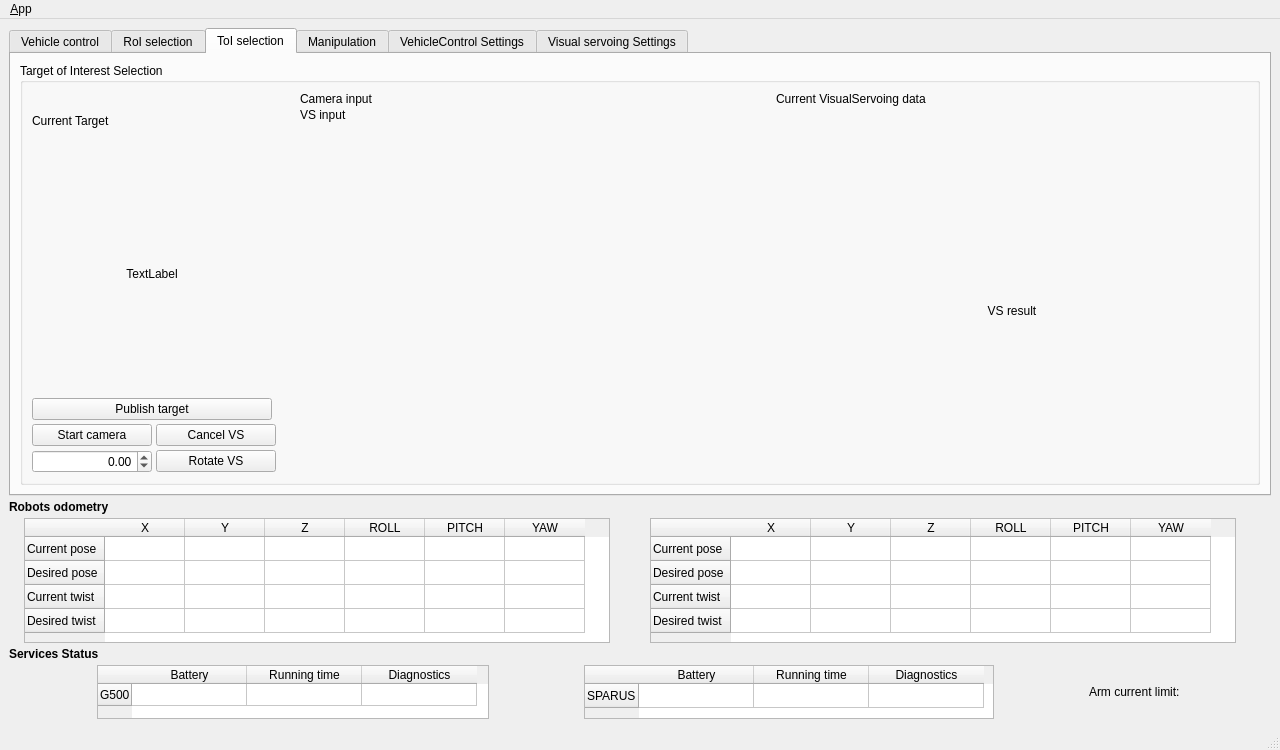
Old version of the form ui/main_window.ui in the repository jcgarsan/merbots_gui.
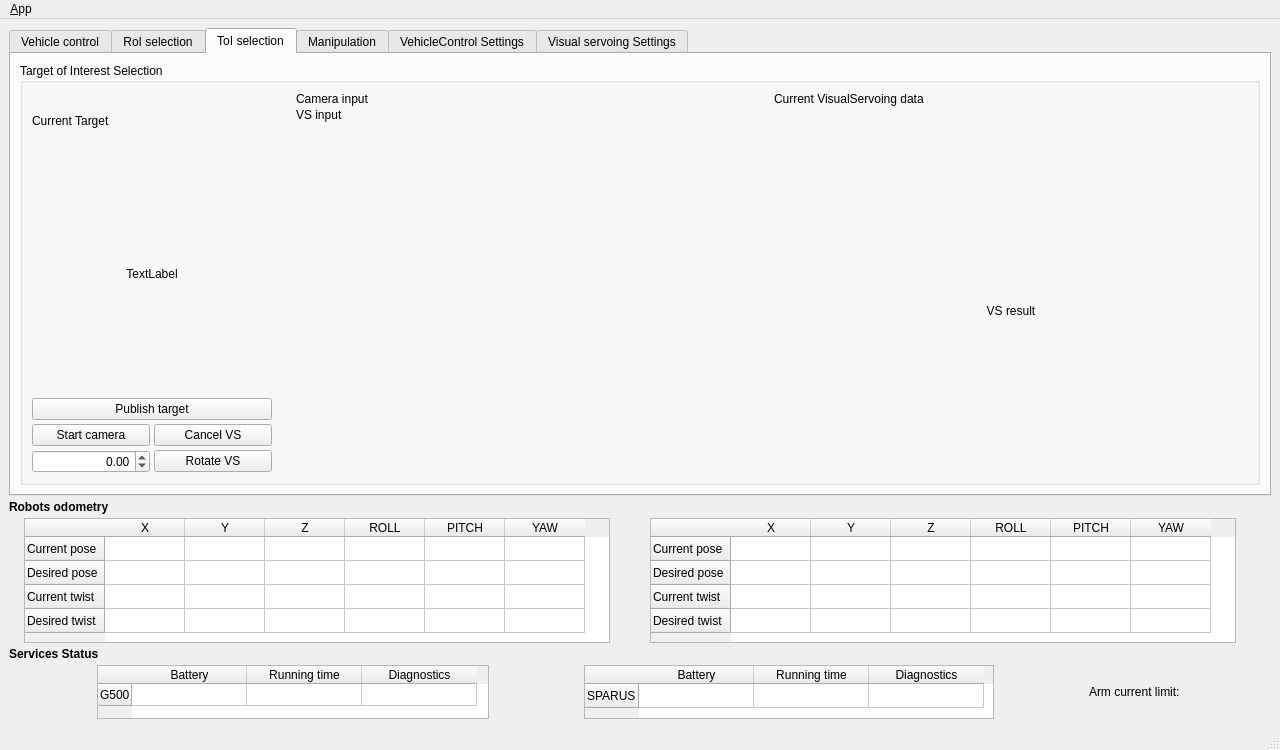
New version of the form. Icons and pictures are not drawn.

Commit message: Visual adjustments

What changed in the file:
```diff
--- a/ui/main_window.ui
+++ b/ui/main_window.ui
@@ -779,6 +779,12 @@
          </attribute>
         </widget>
         <widget class="QWidget" name="mainTabs_toi">
+         <property name="sizePolicy">
+          <sizepolicy hsizetype="Preferred" vsizetype="Expanding">
+           <horstretch>0</horstretch>
+           <verstretch>0</verstretch>
+          </sizepolicy>
+         </property>
          <attribute name="title">
           <string>ToI selection</string>
          </attribute>
@@ -786,11 +792,17 @@
           <item row="0" column="0" colspan="2">
            <widget class="QGroupBox" name="groupBox_13">
             <property name="sizePolicy">
-             <sizepolicy hsizetype="Expanding" vsizetype="Expanding">
+             <sizepolicy hsizetype="Expanding" vsizetype="Preferred">
               <horstretch>0</horstretch>
               <verstretch>0</verstretch>
              </sizepolicy>
             </property>
+            <property name="minimumSize">
+             <size>
+              <width>0</width>
+              <height>0</height>
+             </size>
+            </property>
             <property name="title">
              <string>Target of Interest Selection</string>
             </property>
@@ -994,7 +1006,7 @@
                  <item>
                   <widget class="QLabel" name="vsCameraInputViewer">
                    <property name="sizePolicy">
-                    <sizepolicy hsizetype="Minimum" vsizetype="Minimum">
+                    <sizepolicy hsizetype="Expanding" vsizetype="Expanding">
                      <horstretch>0</horstretch>
                      <verstretch>0</verstretch>
                     </sizepolicy>
@@ -1042,7 +1054,7 @@
                  <item>
                   <widget class="QLabel" name="vsResultViewer">
                    <property name="sizePolicy">
-                    <sizepolicy hsizetype="Minimum" vsizetype="Minimum">
+                    <sizepolicy hsizetype="Expanding" vsizetype="Expanding">
                      <horstretch>0</horstretch>
                      <verstretch>0</verstretch>
                     </sizepolicy>
```
Left out of the diff: 4 changed lines with no effect on the pictures. The commit also changes 1 other file.
